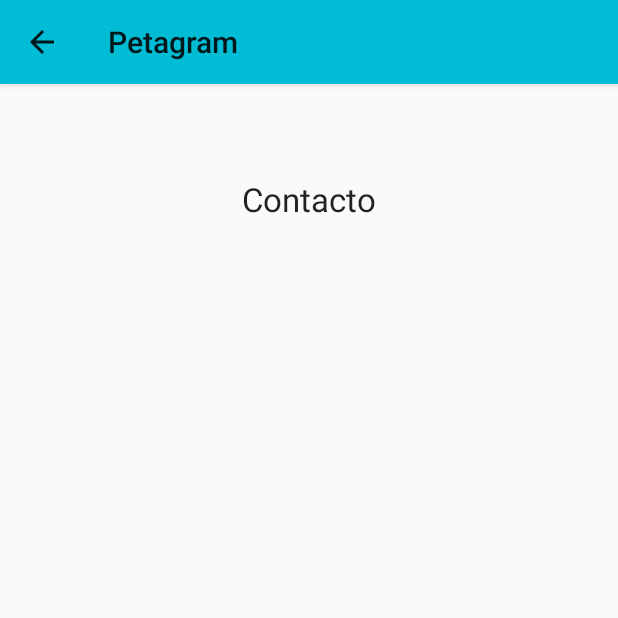
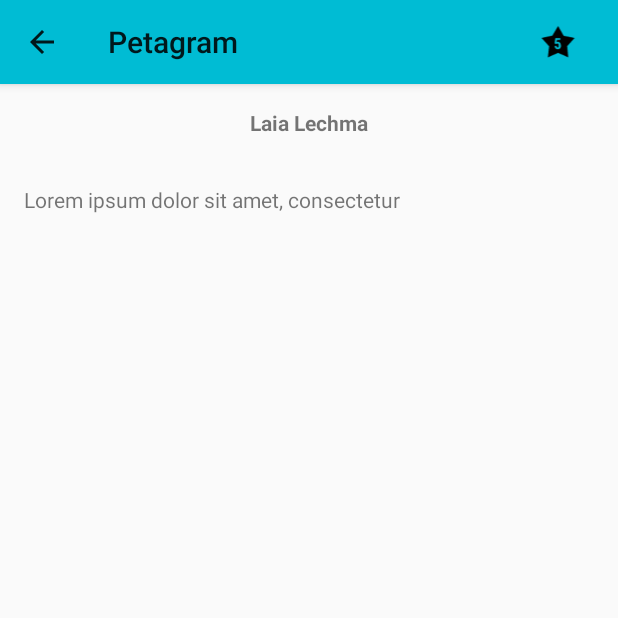
Before and after one commit to LaiaLechma/Petagram, an Android app: the ActivityAbout screen opened directly, with no data from a screen before it, on a phone screen of 412 x 824 dp, the top half of it. Run offline under Robolectric (Android 15) with nearby library versions, the light colour scheme and no system bars.

Commit message:
Modificando menus

```diff
--- a/app/src/main/java/com/laialechma/petagram/ActivityAbout.java
+++ b/app/src/main/java/com/laialechma/petagram/ActivityAbout.java
@@ -10,7 +10,7 @@ import android.widget.ImageView;
 import com.laialechma.petagram.R;
 
 public class ActivityAbout extends AppCompatActivity {
-    ImageView star;
+
     @Override
     protected void onCreate(Bundle savedInstanceState) {
         super.onCreate(savedInstanceState);
@@ -18,10 +18,9 @@ public class ActivityAbout extends AppCompatActivity {
 
         Toolbar miActionBar= (Toolbar)findViewById(R.id.miActionBar);
         setSupportActionBar(miActionBar);
+        getSupportActionBar().setDisplayHomeAsUpEnabled(true);
 
-        star =((ImageView)findViewById(R.id.star));
-        star.setVisibility(View.INVISIBLE);
-        getSupportActionBar().setDisplayHomeAsUpEnabled(true);
+
     }
     public void iraFavoritos(View v){
         Intent intent= new Intent(this,MainActivity.class);
--- a/app/src/main/java/com/laialechma/petagram/ActivityFavoritos.java
+++ b/app/src/main/java/com/laialechma/petagram/ActivityFavoritos.java
@@ -59,7 +59,7 @@ public class ActivityFavoritos extends AppCompatActivity {
 
     }
     public void iraFavoritos(View v){
-        Intent intent= new Intent(this,ActivityFavoritos.class);
+        Intent intent= new Intent(this,MainActivity.class);
         startActivity(intent);
     }
 }
--- a/app/src/main/java/com/laialechma/petagram/fragment/FragmentPerfil.java
+++ b/app/src/main/java/com/laialechma/petagram/fragment/FragmentPerfil.java
@@ -9,6 +9,7 @@ import android.support.v7.widget.Toolbar;
 import android.view.LayoutInflater;
 import android.view.View;
 import android.view.ViewGroup;
+import android.widget.TextView;
 
 import com.laialechma.petagram.ActivityContacta;
 import com.laialechma.petagram.Detalle;
@@ -39,6 +40,11 @@ public class FragmentPerfil extends Fragment {
         // Inflate the layout for this fragment
         View v =  inflater.inflate(R.layout.fragment_recyclerview, container, false);
 
+        TextView tvNombre = (TextView) view.findViewById(R.id.tvNombrePerfil);
+        tvNombre.setText(mascota.getNombre());
+
+        CircularImageView civPerfil = (CircularImageView) view.findViewById(R.id.civPerfil);
+        civPerfil.setImageResource(mascota.getFoto());
 
         listMascotas = (RecyclerView) v.findViewById(R.id.rvMascotas);
 
--- a/app/src/main/res/layout/activity_about.xml
+++ b/app/src/main/res/layout/activity_about.xml
@@ -3,25 +3,41 @@
     xmlns:tools="http://schemas.android.com/tools"
     android:layout_width="match_parent"
     android:layout_height="match_parent"
+    tools:context=".ActivityAbout">
 
-    tools:context=".ActivityAbout">
+
+
+    <LinearLayout
+        android:layout_width="match_parent"
+        android:layout_height="wrap_content"
+        android:orientation="vertical">
 
         <include android:id="@+id/miActionBar"
             layout="@layout/actionbar">
         </include>
 
         <TextView
-        android:layout_width="wrap_content"
+            android:id="@+id/tvNombreDesarrollador"
+            android:text="@string/developer_name"
+            android:layout_width="match_parent"
             android:layout_height="wrap_content"
-        android:paddingBottom="@dimen/activity_vertical_margin"
+            android:gravity="center"
+            android:textStyle="bold"
             android:paddingLeft="@dimen/activity_horizontal_margin"
             android:paddingRight="@dimen/activity_horizontal_margin"
             android:paddingTop="@dimen/activity_vertical_margin"
-        android:textAppearance="?android:attr/textAppearanceLarge"
-        android:text="Contacto"
-        android:id="@+id/textView"
-        android:layout_alignParentTop="true"
-        android:layout_centerHorizontal="true"
-        android:layout_marginTop="102dp"
-        android:layout_below="@+id/miActionBar"/>
+            android:paddingBottom="@dimen/activity_vertical_margin"/>
+
+        <TextView
+            android:id="@+id/tvBiografiaDesarrollador"
+            android:text="@string/developer_bio"
+            android:layout_width="wrap_content"
+            android:layout_height="wrap_content"
+            android:paddingLeft="@dimen/activity_horizontal_margin"
+            android:paddingRight="@dimen/activity_horizontal_margin"
+            android:paddingTop="@dimen/activity_vertical_margin"
+            android:paddingBottom="@dimen/activity_vertical_margin"/>
+
+    </LinearLayout>
+
 </RelativeLayout>
--- a/app/src/main/res/values/strings.xml
+++ b/app/src/main/res/values/strings.xml
@@ -19,4 +19,7 @@
     <string name="texto_boton_modificar">Editar datos</string>
     <string name="confirmar">Confirmar datos y Enviar</string>
     <string name="texto_boton_mail">Confirmar y Enviar mail</string>
+
+    <string name="developer_name">Laia Lechma</string>
+    <string name="developer_bio">Lorem ipsum dolor sit amet, consectetur</string>
 </resources>
```
Also changed, not shown: app/src/main/AndroidManifest.xml (+18 -5 lines), app/src/main/java/com/laialechma/petagram/ActivityContacto.java (+7 -6 lines), app/src/main/res/layout/activity_contacto.xml (+19 -4 lines), app/src/main/res/layout/activity_main.xml (+7 -1 lines), app/src/main/res/layout/fragment_perfil.xml (+11 -0 lines). Lines whose indentation alone changed are shown as unchanged.
